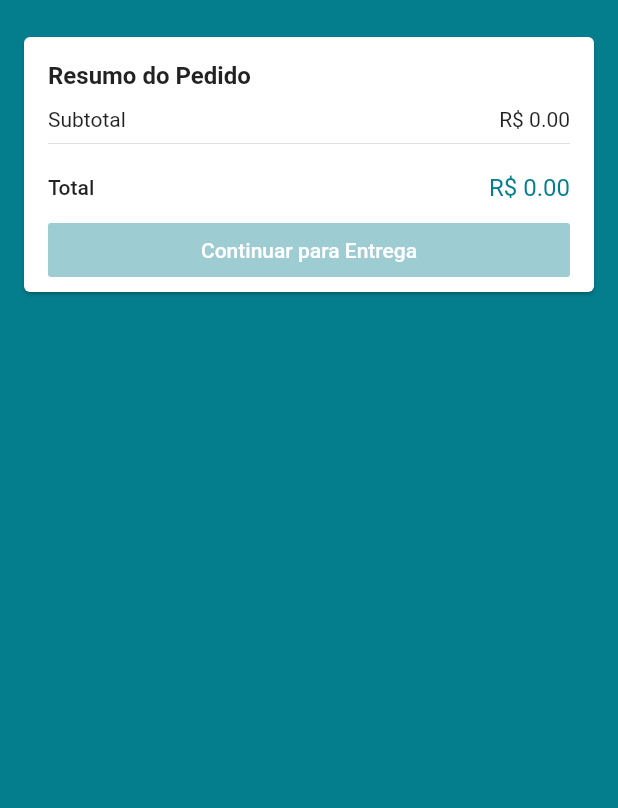
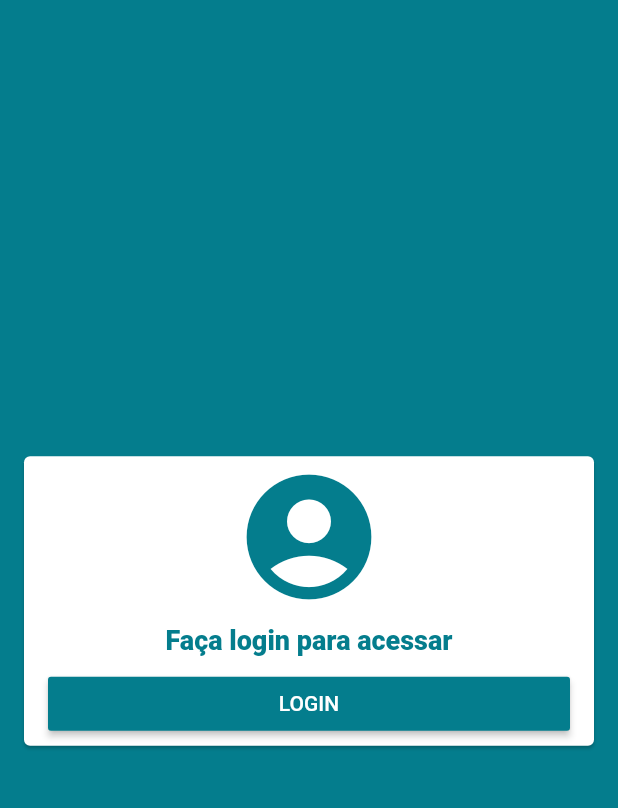
Before and after one commit to lborges-s/loja_virtual, a Flutter app: the screen it shows after launch, after a tap on the "shopping cart" icon, on a phone screen of 412 x 824 dp, the part 59-867 px from its top. Run offline on Flutter 3.47's test engine with Material 2 defaults, Android fonts, the phone set to English and light mode, and no system bars; our stand-ins replace brasil_fields, carousel_pro, cloud_firestore, dio, firebase_auth, firebase_storage and 4 more; missing offline and left inert: alphabet_list_scroll_view; accounts and stored records are empty.

Commit message:
Some details

```diff
--- a/lib/pages/cart/cart_page.dart
+++ b/lib/pages/cart/cart_page.dart
@@ -1,5 +1,7 @@
 import 'package:flutter/material.dart';
 import 'package:loja_virtual/shared/managers/cart_manager.dart';
+import 'package:loja_virtual/shared/widgets/empty_card.dart';
+import 'package:loja_virtual/shared/widgets/login_card.dart';
 import 'package:loja_virtual/shared/widgets/price_card.dart';
 import 'package:provider/provider.dart';
 
@@ -15,6 +17,16 @@ class CartPage extends StatelessWidget {
       ),
       body: Consumer<CartManager>(
         builder: (_, cartManager, __) {
+          if (cartManager.user == null) {
+            return LoginCard();
+          }
+
+          if (cartManager.items.isEmpty) {
+            return const EmptyCard(
+              iconData: Icons.remove_shopping_cart,
+              title: 'Nenhum produto no carrinho!',
+            );
+          }
           return ListView(
             children: [
               Column(
--- a/lib/shared/widgets/login_card.dart
+++ b/lib/shared/widgets/login_card.dart
@@ -0,0 +1,44 @@
+import 'package:flutter/material.dart';
+
+class LoginCard extends StatelessWidget {
+  @override
+  Widget build(BuildContext context) {
+    return Center(
+      child: Card(
+        margin: const EdgeInsets.all(16),
+        child: Padding(
+          padding: const EdgeInsets.fromLTRB(16, 4, 16, 4),
+          child: Column(
+            mainAxisSize: MainAxisSize.min,
+            crossAxisAlignment: CrossAxisAlignment.stretch,
+            children: <Widget>[
+              Icon(
+                Icons.account_circle,
+                color: Theme.of(context).primaryColor,
+                size: 100,
+              ),
+              Padding(
+                padding: const EdgeInsets.all(8.0),
+                child: Text(
+                  'Faça login para acessar',
+                  textAlign: TextAlign.center,
+                  style: TextStyle(
+                    fontSize: 18,
+                    fontWeight: FontWeight.w800,
+                    color: Theme.of(context).primaryColor,
+                  ),
+                ),
+              ),
+              RaisedButton(
+                onPressed: () => Navigator.of(context).pushNamed('/login'),
+                color: Theme.of(context).primaryColor,
+                textColor: Colors.white,
+                child: const Text('LOGIN'),
+              ),
+            ],
+          ),
+        ),
+      ),
+    );
+  }
+}
```
Also changed, not shown: lib/pages/base/base_page.dart (+7 -2 lines), lib/shared/widgets/empty_card.dart (+38 -0 lines).
